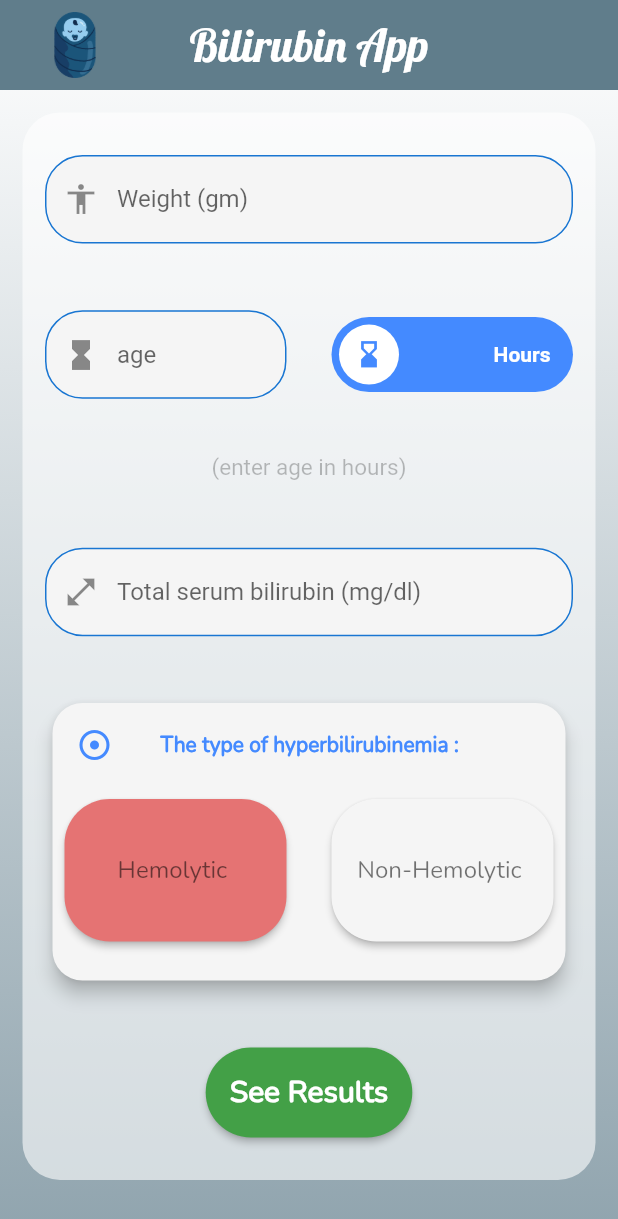
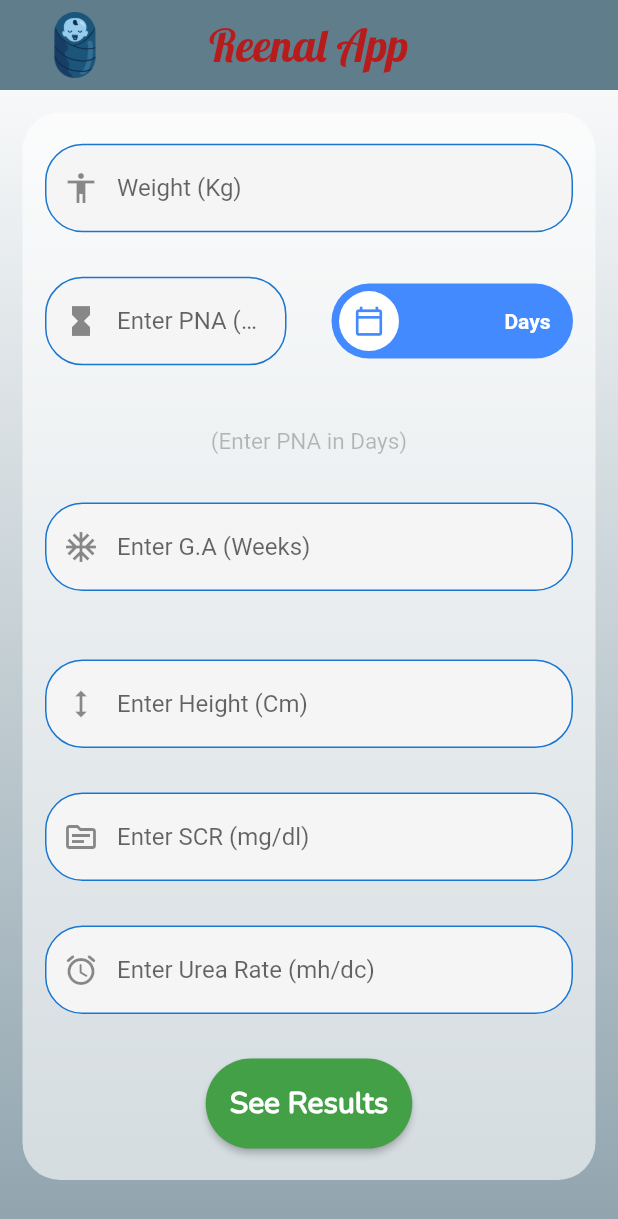
Before and after one commit to Mahmoud-Elhalfawy/Medical-App, a Flutter app: the screen it shows after launch, on a phone screen of 412 x 824 dp. Shown: the top 1219 px of the screen. Run offline on Flutter 3.47's test engine with Material 2 defaults, Android fonts, the phone set to English and light mode, and no system bars; drawn by our look-alikes of lite_rolling_switch; our stand-ins replace date_time_picker, photo_view; missing offline and left inert: kdgaugeview.

Commit message:
ReenalScreen Commit

```diff
--- a/lib/Controller/App1Controller.dart
+++ b/lib/Controller/App1Controller.dart
@@ -4,9 +4,10 @@ import 'package:app_trial1/Model/Case.dart';
 import 'package:app_trial1/Model/PreTermFactory.dart';
 import 'package:app_trial1/Model/TermFactory.dart';
 import 'package:app_trial1/Model/Utility.dart';
-import 'file:///D:/Android%20Studio%20Projects/app_trial1/lib/Screens/ResultPage.dart';
 import 'package:flutter/cupertino.dart';
 import 'package:flutter/material.dart';
+
+import '../Screens/ResultPage.dart';
 
 class App1Controller {
   BuildContext context;
--- a/lib/Screens/HomePage.dart
+++ b/lib/Screens/HomePage.dart
@@ -4,8 +4,8 @@ import 'package:app_trial1/Controller/App1Controller.dart';
 import 'package:date_time_picker/date_time_picker.dart';
 import 'package:flutter/material.dart';
 import 'package:flutter/services.dart';
+import 'package:image/image.dart' as img;
 import 'package:lite_rolling_switch/lite_rolling_switch.dart';
-import 'package:image/image.dart' as img;
 
 class MyHomePage extends StatefulWidget {
   @override
--- /dev/null
+++ b/lib/Screens/ReenalScreen.dart
@@ -0,0 +1,363 @@
+import 'package:app_trial1/Controller/App1Controller.dart';
+import 'package:date_time_picker/date_time_picker.dart';
+import 'package:flutter/cupertino.dart';
+import 'package:flutter/material.dart';
+import 'package:lite_rolling_switch/lite_rolling_switch.dart';
+import 'package:image/image.dart' as img;
+
+class ReenalScreen extends StatefulWidget {
+  @override
+  _ReenalScreenState createState() => _ReenalScreenState();
+}
+
+class _ReenalScreenState extends State<ReenalScreen>
+    with SingleTickerProviderStateMixin{
+  AnimationController _animationController;
+  final weightController = TextEditingController();
+  final PNAController = TextEditingController();
+  final GAController = TextEditingController();
+  final heightController = TextEditingController();
+  final SCRController = TextEditingController();
+  final ureaController = TextEditingController();
+
+  String dateAndTime;
+  bool enableHoursText = true;
+  bool createCalendarField = false;
+  img.Image photo;
+  bool flag = false;
+  String choice;
+
+
+  //-------------------New Code added
+  //--------------------------
+  Widget toggleChoice(bool flag){
+    if(flag){
+      return FadeTransition(
+        opacity: _animationController,
+        child: Column(children: <Widget>[
+          Text(
+            '(Enter PNA in Weeks)',
+            style: TextStyle(
+              color: Colors.black26,
+              fontSize: 15,
+            ),
+          ),
+        ]),
+      );
+    }else{
+      return FadeTransition(
+        opacity: _animationController,
+        child: Text(
+          '(Enter PNA in Days)',
+          style: TextStyle(
+            color: Colors.black26,
+            fontSize: 15,
+          ),
+        ),
+      );
+    }
+  }
+
+
+
+  //-----------------------------
+  // Widget createCalendar(bool createCalendarField) {
+  //   if (createCalendarField) {
+  //     return FadeTransition(
+  //       opacity: _animationController,
+  //       child: Column(children: <Widget>[
+  //         DateTimePicker(
+  //           type: DateTimePickerType.dateTimeSeparate,
+  //           dateMask: 'd MMM, yyyy',
+  //           initialValue: DateTime.now().toString(),
+  //           firstDate: DateTime(2000),
+  //           lastDate: DateTime(2100),
+  //           icon: Icon(Icons.event),
+  //           dateLabelText: 'Date',
+  //           timeLabelText: "Hour",
+  //           validator: (val) {
+  //             dateAndTime = val;
+  //             return dateAndTime;
+  //           },
+  //           onChanged: (val) => dateAndTime = val,
+  //           onSaved: (val) => dateAndTime = val,
+  //         ),
+  //         SizedBox(
+  //           height: 10,
+  //         ),
+  //         Text(
+  //           '(enter birth date and time)',
+  //           style: TextStyle(
+  //             color: Colors.black26,
+  //             fontSize: 15,
+  //           ),
+  //         ),
+  //       ]),
+  //     );
+  //   } else {
+  //     return FadeTransition(
+  //       opacity: _animationController,
+  //       child: Text(
+  //         '(enter age in hours)',
+  //         style: TextStyle(
+  //           color: Colors.black26,
+  //           fontSize: 15,
+  //         ),
+  //       ),
+  //     );
+  //   }
+  // }
+
+  // Future<bool> getResults() async {
+  //   if (weightController.text.isEmpty || PNAController.text.isEmpty)
+  //     return false;
+  //
+  //   App1Controller app1Controller = App1Controller(context);
+  //   double weight = double.parse(weightController.text.toString());
+  //   double serum = double.parse(PNAController.text.toString());
+  //   app1Controller.calculateResult(
+  //       enableHoursText, hemolytic, weightController, dateAndTime, weight, serum);
+  //
+  //   return true;
+  // }
+
+
+  //---------------------
+ void initState(){
+   super.initState();
+   _animationController = AnimationController(
+     vsync: this,
+     duration: Duration(milliseconds: 1700),
+   );
+   _animationController.forward();
+ }
+
+
+
+ //create Field
+  Widget createField(IconData icon, TextEditingController controller,
+      String text, bool enabled) {
+    return TextField(
+      keyboardType: TextInputType.numberWithOptions(decimal: true),
+      enabled: enabled,
+      controller: controller,
+      decoration: InputDecoration(
+        filled: true,
+        fillColor: Colors.grey[100],
+        focusColor: Colors.white,
+        hoverColor: Colors.green,
+        enabledBorder: OutlineInputBorder(
+            borderRadius: BorderRadius.circular(25),
+            borderSide: BorderSide(color: Colors.blue[700])),
+        disabledBorder: OutlineInputBorder(
+            borderRadius: BorderRadius.circular(25),
+            borderSide: BorderSide(color: Colors.red[700])),
+        focusedBorder: OutlineInputBorder(
+            borderRadius: BorderRadius.circular(25),
+            borderSide: BorderSide(color: Colors.green[700])),
+        prefixIcon: Icon(icon),
+        hintText: text,
+      ),
+    );
+  }
+
+
+
+  @override
+  Widget build(BuildContext context) {
+
+    return Scaffold(
+      body: SafeArea(
+        child: Container(
+          decoration: BoxDecoration(
+            gradient: LinearGradient(
+              colors: [Colors.blueGrey[300], Colors.white],
+              begin: Alignment.bottomCenter,
+              end: Alignment.topCenter,
+            ),
+          ),
+          child: Center(
+            child:
+            CustomScrollView(
+              slivers: <Widget>[
+                SliverAppBar(
+                  toolbarHeight: 60,
+                  backgroundColor: Colors.blueGrey,
+                  shadowColor: Colors.black,
+                  //expandedHeight: 100,
+                  centerTitle: true,
+                  automaticallyImplyLeading: true,
+                  leadingWidth: 100,
+                  stretch: true,
+                  title: Text(
+                    'Reenal App',
+                    style: TextStyle(
+                      color: Colors.red[900],
+                      fontFamily: 'Lobster',
+                      fontSize: 30,
+                    ),
+                  ),
+                  leading: Padding(
+                    padding: const EdgeInsets.all(8.0),
+                    child: Container(child: Image.asset('images/bilirubin_logo.png')),
+                  ),
+                ),
+
+                SliverToBoxAdapter(
+                  child: IntrinsicHeight(
+                    child: Container(
+                      constraints: BoxConstraints(
+                        minHeight: MediaQuery.of(context).size.height*0.9,
+                        //maximum height set to 100% of vertical height
+
+
+                      ),
+                      child: Column(
+                          crossAxisAlignment: CrossAxisAlignment.stretch,
+                          mainAxisAlignment: MainAxisAlignment.center,
+                          mainAxisSize: MainAxisSize.max,
+                          children: <Widget>[
+
+                            Expanded(
+                              child: Container(
+
+
+                                padding: EdgeInsets.all(15),
+                                margin: EdgeInsets.symmetric(vertical: 15,horizontal: 15),
+                                decoration: BoxDecoration(
+                                  borderRadius: BorderRadius.circular(25),
+                                  color: Colors.white60,
+                                ),
+                                clipBehavior: Clip.antiAlias,
+                                child: Column(
+                                  mainAxisSize: MainAxisSize.max,
+                                  mainAxisAlignment: MainAxisAlignment.spaceEvenly,
+                                  children: <Widget>[
+                                    createField(Icons.accessibility,
+                                        weightController, 'Weight (Kg)', true,),
+                                    SizedBox(
+                                      height: 18,
+                                    ),
+                                    Row(
+                                      mainAxisSize: MainAxisSize.max,
+                                      mainAxisAlignment:
+                                      MainAxisAlignment.spaceAround,
+                                      children: <Widget>[
+                                        Expanded(
+
+
+                                          child: createField(
+                                              Icons.hourglass_full_sharp,
+                                              PNAController,
+                                              'Enter PNA (Weeks/Days)',
+                                              true),
+
+
+                                        ),
+                                        SizedBox(
+                                          width: 30,
+                                        ),
+                                        Expanded(
+                                          child: LiteRollingSwitch(
+                                            value: false,
+                                            textOff: 'Days',
+                                            textOn: 'Weeks',
+                                            colorOff: Colors.blueAccent,
+                                            colorOn: Colors.green,
+                                            iconOff: Icons.calendar_today_outlined,
+                                            iconOn: Icons.calendar_today_outlined,
+                                            onChanged: (bool position) {
+                                              if (position) {
+                                                setState(() {
+                                                  flag = true;
+                                                  // enableHoursText = false;
+                                                  // createCalendarField = true;
+                                                });
+                                              }else {
+                                                flag = false;
+                                                // enableHoursText = true;
+                                                // createCalendarField = false;
+                                              }
+                                            },
+                                          ),
+                                        ),
+                                      ],
+                                    ),
+
+                                    SizedBox(
+                                      height: 30,
+                                    ),
+                                    toggleChoice(flag),
+                                    SizedBox(
+                                      height: 20,
+
+                                    ),
+                                    createField(Icons.ac_unit, GAController, 'Enter G.A (Weeks)', true),
+                                    SizedBox(
+                                      height: 18,
+                                    ),
+
+                                    SizedBox(
+                                      height: 10,
+                                    ),
+                                    createField(Icons.height, heightController, 'Enter Height (Cm)', true),
+                                    SizedBox(
+                                      height: 18,
+                                    ),
+                                    createField(Icons.source_outlined,SCRController,
+                                        "Enter SCR (mg/dl)", true),
+                                    SizedBox(
+                                      height: 18,
+                                    ),
+                                    createField(Icons.access_alarm_rounded, ureaController,
+                                        'Enter Urea Rate (mh/dc)', true),
+                                    SizedBox(
+                                      height: 18,
+                                    ),
+                                    SizedBox(
+                                      height: 60,
+                                      child: RaisedButton(
+                                        child: Text(
+                                          'See Results',
+                                          style: TextStyle(
+                                            fontFamily: 'Nunito',
+                                            color: Colors.white,
+                                            fontWeight: FontWeight.bold,
+                                            fontSize: 20,
+                                          ),
+                                        ),
+                                        shape: new RoundedRectangleBorder(
+                                          borderRadius:
+                                          new BorderRadius.circular(30.0),
+                                        ),
+                                        color: Colors.green[600],
+                                        onPressed: () async {
+
+                                        },
+                                      ),
+                                    ),
+                                  ],
+                                ),
+                              ),
+                            ),
+                          ]
+                      ),
+                    ),
+                  ),
+                ),
+              ],
+            ),
+          ),
+        ),
+      ),
+    );
+
+
+  }
+
+
+
+
+
+
+}
--- a/lib/Screens/ResultPage.dart
+++ b/lib/Screens/ResultPage.dart
@@ -1,4 +1,3 @@
-import 'file:///D:/Android%20Studio%20Projects/app_trial1/lib/Screens/GraphPage.dart';
 import 'package:app_trial1/Model/Case.dart';
 import 'package:flutter/cupertino.dart';
 import 'package:flutter/material.dart';
@@ -6,6 +5,8 @@ import 'package:flutter/rendering.dart';
 import 'package:flutter/services.dart';
 import 'package:kdgaugeview/kdgaugeview.dart';
 import 'package:photo_view/photo_view.dart';
+
+import 'GraphPage.dart';
 
 class ResultPage extends StatefulWidget {
   Case patientCase;
--- a/lib/Screens/main.dart
+++ b/lib/main.dart
@@ -1,8 +1,9 @@
+
+import 'package:app_trial1/Screens/ReenalScreen.dart';
+import 'package:flutter/cupertino.dart';
 import 'package:flutter/material.dart';
-import 'package:lite_rolling_switch/lite_rolling_switch.dart';
-import 'package:splashscreen/splashscreen.dart';
 
-import 'HomePage.dart';
+import 'Screens/HomePage.dart';
 
 void main() {
   runApp(MaterialApp(debugShowCheckedModeBanner: false, home: Splash()));
@@ -29,7 +30,7 @@ class _SplashState extends State<Splash> with SingleTickerProviderStateMixin {
         Navigator.pushReplacement(
           context,
           MaterialPageRoute(
-            builder: (context) => MyHomePage(),
+            builder: (context) => ReenalScreen(),
           ),
         );
       },
```
Also changed, not shown: images/PNA.png (added), images/SCR.png (added), images/height.png (added), 1 other file.
